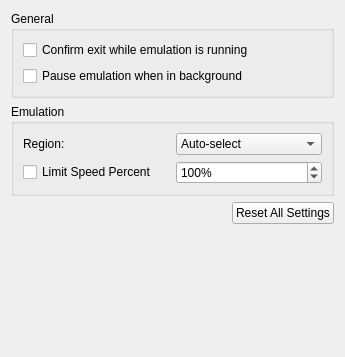
First picture: the form in src/citra_qt/configuration/configure_general.ui, repository tbsp/citra-valentin, before the edit.
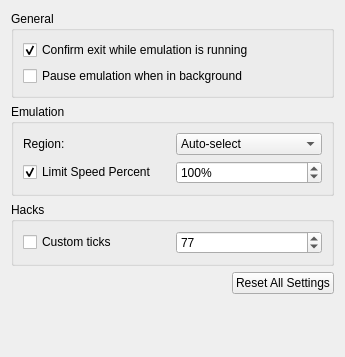
Second picture: the form after the edit.

Commit message: ignore format reinterpretation; ticks hack setting and hotkey CTRL T

```diff
--- a/src/citra_qt/configuration/configure_general.ui
+++ b/src/citra_qt/configuration/configure_general.ui
@@ -27,6 +27,9 @@
           <property name="text">
            <string>Confirm exit while emulation is running</string>
           </property>
+          <property name="checked">
+           <bool>true</bool>
+          </property>
          </widget>
         </item>
         <item>
@@ -101,6 +104,9 @@
           <property name="text">
            <string>Limit Speed Percent</string>
           </property>
+          <property name="checked">
+           <bool>true</bool>
+          </property>
          </widget>
         </item>
         <item row="1" column="1">
@@ -122,6 +128,39 @@
        </layout>
       </widget>
      </item>
+     <item>
+      <widget class="QGroupBox" name="groupBox_2">
+       <property name="title">
+        <string>Hacks</string>
+       </property>
+       <layout class="QVBoxLayout" name="verticalLayout_2">
+        <item>
+         <layout class="QHBoxLayout" name="horizontalLayout_2">
+          <item>
+           <widget class="QCheckBox" name="custom_ticks">
+            <property name="text">
+             <string>Custom ticks</string>
+            </property>
+           </widget>
+          </item>
+          <item>
+           <widget class="QSpinBox" name="ticks">
+            <property name="minimum">
+             <number>1</number>
+            </property>
+            <property name="maximum">
+             <number>999999999</number>
+            </property>
+            <property name="value">
+             <number>77</number>
+            </property>
+           </widget>
+          </item>
+         </layout>
+        </item>
+       </layout>
+      </widget>
+     </item>
      <item alignment="Qt::AlignRight">
       <widget class="QPushButton" name="button_reset_defaults">
        <property name="text">
```
The commit also changes 11 other files.
